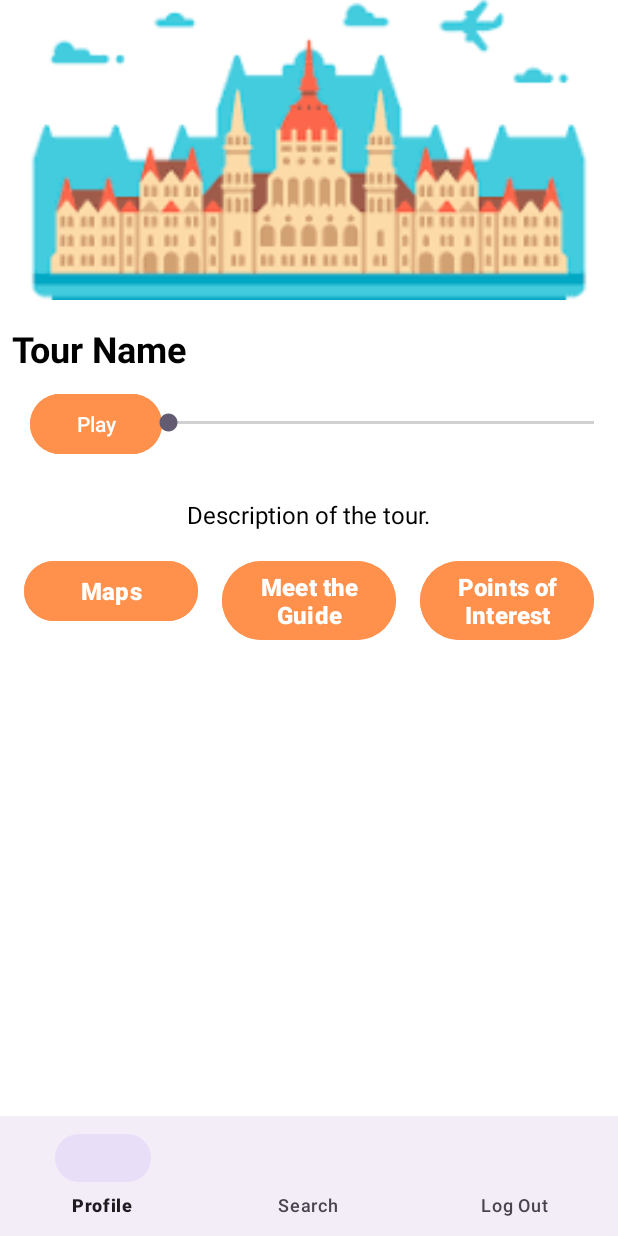
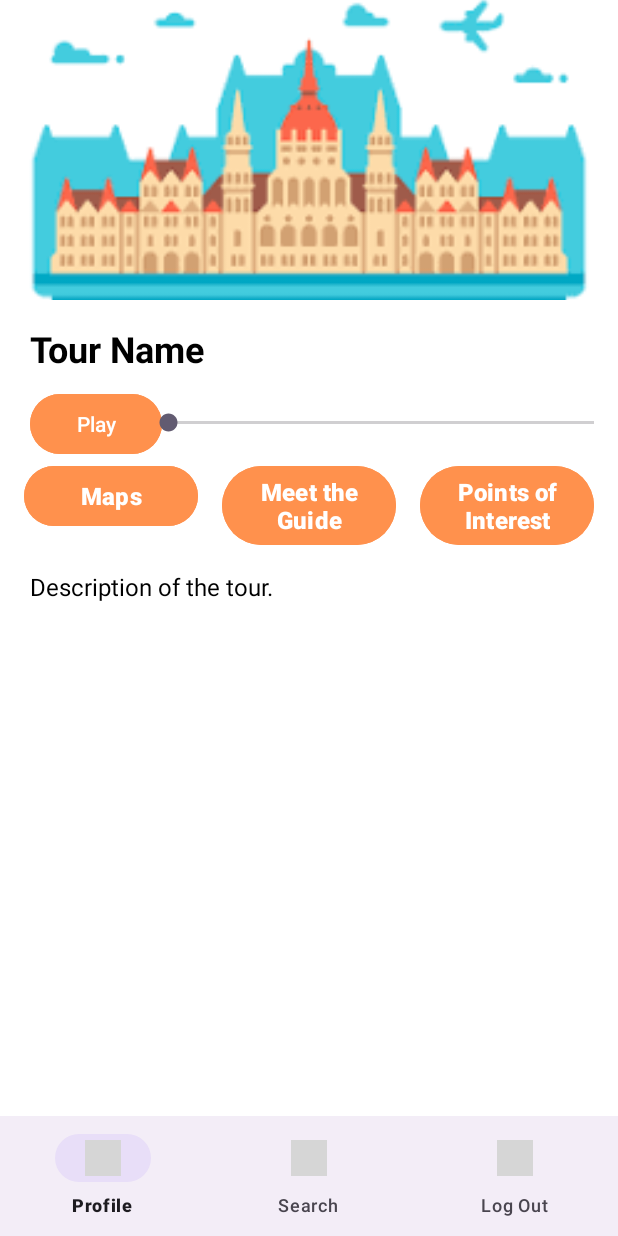
Before and after one commit to iamcristinanr/ANDROIDcitysound, an Android app: the layout activity_tour.xml on its own in the app's theme, with its tools: preview values and no code run, on a phone screen of 412 x 824 dp. Run offline under Robolectric (Android 15) with nearby library versions, the light colour scheme and no system bars; network calls fail; grey boxes are pictures that could not be loaded.

Commit message:
logo and images in tool navigation

```diff
--- a/app/src/main/res/layout/activity_tour.xml
+++ b/app/src/main/res/layout/activity_tour.xml
@@ -47,9 +47,9 @@
         app:layout_constraintTop_toBottomOf="@id/tourImageView"
         app:layout_constraintStart_toStartOf="parent"
         app:layout_constraintEnd_toEndOf="parent"
-        android:layout_marginStart="8dp"
+        android:layout_marginStart="20dp"
         android:layout_marginTop="16dp"
-        android:layout_marginEnd="16dp"/>
+        android:layout_marginEnd="20dp"/>
 
     <SeekBar
         android:id="@+id/seekBar"
@@ -63,11 +63,15 @@
 
     <ScrollView
         android:layout_width="0dp"
-        android:layout_height="0dp"
-        app:layout_constraintTop_toBottomOf="@id/tourPlayButton"
+        android:layout_height="wrap_content"
+        app:layout_constraintTop_toBottomOf="@id/mapsButton"
         app:layout_constraintStart_toStartOf="parent"
-        app:layout_constraintEnd_toEndOf="parent" />
+        app:layout_constraintEnd_toEndOf="parent">
 
+        <LinearLayout
+            android:layout_width="match_parent"
+            android:layout_height="wrap_content"
+            android:orientation="vertical">
 
             <TextView
                 android:id="@+id/descriptionTextView"
@@ -81,9 +85,10 @@
                 android:textSize="16sp"
                 app:layout_constraintStart_toStartOf="parent"
                 app:layout_constraintEnd_toEndOf="parent"
-            app:layout_constraintTop_toBottomOf="@id/tourPlayButton"
-             />
+                app:layout_constraintTop_toBottomOf="@id/mapsButton" />
 
+        </LinearLayout>
+    </ScrollView>
 
 
 
@@ -92,7 +97,7 @@
         android:layout_width="0dp"
         android:layout_height="wrap_content"
         android:text="Maps"
-        app:layout_constraintTop_toBottomOf="@id/descriptionTextView"
+        app:layout_constraintTop_toBottomOf="@id/seekBar"
         app:layout_constraintStart_toStartOf="parent"
         app:layout_constraintEnd_toStartOf="@id/guideButton"
         android:textColor="@color/white"
@@ -108,7 +113,7 @@
         android:layout_width="0dp"
         android:layout_height="wrap_content"
         android:text="Meet the Guide"
-        app:layout_constraintTop_toBottomOf="@id/descriptionTextView"
+        app:layout_constraintTop_toBottomOf="@id/seekBar"
         app:layout_constraintStart_toEndOf="@id/mapsButton"
         app:layout_constraintEnd_toStartOf="@id/pointsOfInterestButton"
         android:textColor="@color/white"
@@ -124,7 +129,7 @@
         android:layout_width="0dp"
         android:layout_height="wrap_content"
         android:text="Points of Interest"
-        app:layout_constraintTop_toBottomOf="@id/descriptionTextView"
+        app:layout_constraintTop_toBottomOf="@id/seekBar"
         app:layout_constraintStart_toEndOf="@id/guideButton"
         app:layout_constraintEnd_toEndOf="parent"
         android:textColor="@color/white"
@@ -139,7 +144,7 @@
     <include
         layout="@layout/activity_navigation"
         android:layout_width="match_parent"
-        android:layout_height="match_parent"
+        android:layout_height="wrap_content"
         app:layout_constraintBottom_toBottomOf="parent"
         app:layout_constraintStart_toStartOf="parent"
         app:layout_constraintEnd_toEndOf="parent" />
--- a/app/src/main/res/menu/navigation_menu.xml
+++ b/app/src/main/res/menu/navigation_menu.xml
@@ -1,8 +1,17 @@
 <?xml version="1.0" encoding="utf-8"?>
 <menu xmlns:android="http://schemas.android.com/apk/res/android">
 
-    <item android:title="Profile" android:id="@+id/nav_profile" />
-    <item android:title="Search" android:id="@+id/nav_search" />
-    <item android:title="Log Out" android:id="@+id/nav_logout" />
+    <item
+        android:title="Profile"
+        android:id="@+id/nav_profile"
+        android:icon="@drawable/profile"/>
+    <item
+        android:title="Search"
+        android:id="@+id/nav_search"
+        android:icon="@drawable/search"/>
+    <item
+        android:title="Log Out"
+        android:id="@+id/nav_logout"
+        android:icon="@drawable/logout"/>
 
 </menu>
```
Also changed, not shown: app/src/main/AndroidManifest.xml (+4 -3 lines), app/src/main/java/com/example/citysound/StopActivity.kt (+105 -0 lines), app/src/main/java/com/example/citysound/StopsList.kt (+9 -1 lines), app/src/main/res/layout/activity_login.xml (+6 -4 lines), app/src/main/res/layout/activity_possibletours.xml (+6 -1 lines), app/src/main/res/layout/activity_stops.xml (+8 -6 lines). Lines whose indentation alone changed are shown as unchanged.
